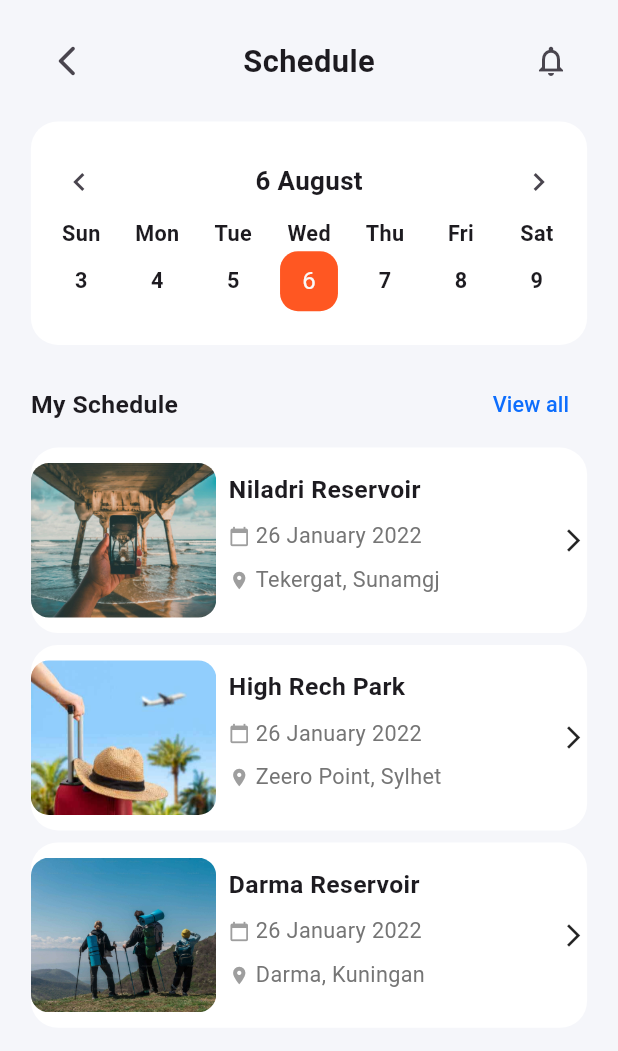
After one commit to Eectrosalaf/musaafir, a Flutter app: the CalendarScreen screen opened by its route, on a phone screen of 412 x 824 dp. The commit adds this screen. Shown: the top 1051 px of the screen. Run offline on Flutter 3.47's test engine with Material 3 defaults, Android fonts, the phone set to English and light mode, and no system bars; drawn by our look-alikes of table_calendar; our stand-ins replace cloud_firestore, firebase_auth, firebase_core, google_fonts, google_sign_in; accounts and stored records are empty.

Commit message:
calendar page implemented

```diff
--- a/lib/main.dart
+++ b/lib/main.dart
@@ -1,6 +1,7 @@
 
 import 'package:firebase_core/firebase_core.dart';
 import 'package:flutter/material.dart';
+import 'package:musaafir/screens/calendar.dart';
 import 'package:musaafir/screens/details.dart';
 import 'package:musaafir/screens/editprofile.dart';
 import 'package:musaafir/screens/forgotpassword.dart';
@@ -45,6 +46,7 @@ class MyApp extends StatelessWidget {
         '/details': (context) => const DetailsScreen(),
         '/view': (context) => const ViewScreen(),
          '/main': (context) => const MainNav(),
+         '/calendar': (context) => const CalendarScreen(),
       },
     );
   }
--- /dev/null
+++ b/lib/screens/calendar.dart
@@ -0,0 +1,292 @@
+import 'package:flutter/material.dart';
+import 'package:table_calendar/table_calendar.dart';
+import '../utils/constants.dart';
+import '../utils/screensize.dart';
+
+class CalendarScreen extends StatefulWidget {
+  const CalendarScreen({super.key});
+
+  @override
+  State<CalendarScreen> createState() => _CalendarScreenState();
+}
+
+class _CalendarScreenState extends State<CalendarScreen> {
+  DateTime _focusedDay = DateTime.now();
+  DateTime? _selectedDay;
+
+  @override
+  Widget build(BuildContext context) {
+    SizeConfig().init(context);
+
+    return Scaffold(
+      backgroundColor: const Color(0xFFF5F6FA),
+      body: SafeArea(
+        child: Padding(
+          padding: EdgeInsets.symmetric(
+            horizontal: SizeConfig.blockH! * 5,
+            vertical: SizeConfig.blockV! * 2,
+          ),
+          child: Column(
+            crossAxisAlignment: CrossAxisAlignment.start,
+            children: [
+              // Top bar
+              Row(
+                mainAxisAlignment: MainAxisAlignment.spaceBetween,
+                children: [
+                  IconButton(
+                    icon: const Icon(Icons.arrow_back_ios_new_rounded),
+                    onPressed: () => Navigator.pushNamed(context, '/main'),
+                  ),
+                  Text(
+                    "Schedule",
+                    style: TextStyle(
+                      fontWeight: FontWeight.bold,
+                      fontSize: SizeConfig.blockH! * 5,
+                    ),
+                  ),
+                  IconButton(
+                    icon: const Icon(Icons.notifications_none),
+                    onPressed: () {},
+                  ),
+                ],
+              ),
+              SizedBox(height: SizeConfig.blockV! * 2),
+              // Calendar with custom header
+              Container(
+                decoration: BoxDecoration(
+                  color: Colors.white,
+                  borderRadius: BorderRadius.circular(18),
+                ),
+                padding: EdgeInsets.symmetric(
+                  vertical: SizeConfig.blockV! * 2,
+                  horizontal: SizeConfig.blockH! * 2,
+                ),
+                child: Column(
+                  children: [
+                    // Custom header
+                    Row(
+                      mainAxisAlignment: MainAxisAlignment.spaceBetween,
+                      children: [
+                        IconButton(
+                          icon: const Icon(Icons.chevron_left),
+                          onPressed: () {
+                            setState(() {
+                              _focusedDay = _focusedDay.subtract(const Duration(days: 7));
+                            });
+                          },
+                        ),
+                        Text(
+                          "${_selectedDay?.day ?? _focusedDay.day} ${_monthName(_selectedDay ?? _focusedDay)}",
+                          style: TextStyle(
+                            fontWeight: FontWeight.bold,
+                            fontSize: SizeConfig.blockH! * 4.2,
+                          ),
+                        ),
+                        IconButton(
+                          icon: const Icon(Icons.chevron_right),
+                          onPressed: () {
+                            setState(() {
+                              _focusedDay = _focusedDay.add(const Duration(days: 7));
+                            });
+                          },
+                        ),
+                      ],
+                    ),
+                    TableCalendar(
+                      firstDay: DateTime.utc(2020, 1, 1),
+                      lastDay: DateTime.utc(2030, 12, 31),
+                      focusedDay: _focusedDay,
+                      selectedDayPredicate: (day) {
+                        return isSameDay(_selectedDay, day);
+                      },
+                      onDaySelected: (selectedDay, focusedDay) {
+                        setState(() {
+                          _selectedDay = selectedDay;
+                          _focusedDay = focusedDay;
+                        });
+                      },
+                      calendarFormat: CalendarFormat.week,
+                      headerVisible: false,
+                      daysOfWeekVisible: true,
+                      calendarStyle: CalendarStyle(
+                        todayDecoration: BoxDecoration(
+                          borderRadius: BorderRadius.circular(12),
+                          color: Colors.deepOrange,
+                          shape: BoxShape.rectangle,
+                        ),
+                        selectedDecoration: BoxDecoration(
+                          color: Colors.deepOrange,
+                          borderRadius: BorderRadius.circular(12),
+                          shape: BoxShape.rectangle,
+                        ),
+                        selectedTextStyle: const TextStyle(color: Colors.black),
+                        defaultTextStyle: TextStyle(
+                          fontWeight: FontWeight.bold,
+                          fontSize: SizeConfig.blockH! * 3.5,
+                        ),
+                        weekendTextStyle: TextStyle(
+                          fontWeight: FontWeight.bold,
+                          fontSize: SizeConfig.blockH! * 3.5,
+                        ),
+                      ),
+                      daysOfWeekStyle: DaysOfWeekStyle(
+                        weekdayStyle: TextStyle(
+                          fontWeight: FontWeight.bold,
+                          fontSize: SizeConfig.blockH! * 3.5,
+                        ),
+                        weekendStyle: TextStyle(
+                          fontWeight: FontWeight.bold,
+                          fontSize: SizeConfig.blockH! * 3.5,
+                        ),
+                      ),
+                    ),
+                  ],
+                ),
+              ),
+              SizedBox(height: SizeConfig.blockV! * 2),
+              // My Schedule Row
+              Row(
+                mainAxisAlignment: MainAxisAlignment.spaceBetween,
+                children: [
+                  Text(
+                    "My Schedule",
+                    style: TextStyle(
+                      fontWeight: FontWeight.bold,
+                      fontSize: SizeConfig.blockH! * 4,
+                    ),
+                  ),
+                  TextButton(
+                    onPressed: () {},
+                    child: Text(
+                      "View all",
+                      style: TextStyle(
+                        color: DesignColors.primaryColor,
+                        fontSize: SizeConfig.blockH! * 3.5,
+                      ),
+                    ),
+                  ),
+                ],
+              ),
+              // Schedule List
+              Expanded(
+                child: ListView(
+                  children: [
+                    _ScheduleCard(
+                      date: "26 January 2022",
+                      image: "images/aa.jpg",
+                      title: "Niladri Reservoir",
+                      location: "Tekergat, Sunamgj",
+                    ),
+                    _ScheduleCard(
+                      date: "26 January 2022",
+                      image: "images/a.jpg",
+                      title: "High Rech Park",
+                      location: "Zeero Point, Sylhet",
+                    ),
+                    _ScheduleCard(
+                      date: "26 January 2022",
+                      image: "images/aaa.jpg",
+                      title: "Darma Reservoir",
+                      location: "Darma, Kuningan",
+                    ),
+                  ],
+                ),
+              ),
+            ],
+          ),
+        ),
+      ),
+    );
+  }
+
+  String _monthName(DateTime date) {
+    const months = [
+      '', 'January', 'February', 'March', 'April', 'May', 'June',
+      'July', 'August', 'September', 'October', 'November', 'December'
+    ];
+    return months[date.month];
+  }
+}
+
+class _ScheduleCard extends StatelessWidget {
+  final String date, image, title, location;
+  const _ScheduleCard({
+    required this.date,
+    required this.image,
+    required this.title,
+    required this.location,
+  });
+
+  @override
+  Widget build(BuildContext context) {
+    return Padding(
+      padding: const EdgeInsets.only(top: 4, bottom: 4),
+      child: Container(
+        height: SizeConfig.blockH! * 30,
+        decoration: BoxDecoration(
+          color: Colors.white,
+          borderRadius: BorderRadius.circular(18),
+        ),
+        child: Row(
+          mainAxisAlignment: MainAxisAlignment.start,
+          children: [
+            ClipRRect(
+              borderRadius: BorderRadius.circular(12),
+              child: Image.asset(
+                image,
+                width: SizeConfig.blockH! * 30,
+                height: SizeConfig.blockH! * 25,
+                fit: BoxFit.cover,
+              ),
+            ),
+            SizedBox(width: SizeConfig.blockH! * 2),
+            Column(
+              mainAxisAlignment: MainAxisAlignment.start,
+              crossAxisAlignment: CrossAxisAlignment.start,
+              children: [
+                SizedBox(height: SizeConfig.blockV! * 2),
+                Text(
+                  title,
+                  style: TextStyle(
+                    fontWeight: FontWeight.bold,
+                    fontSize: SizeConfig.blockH! * 4,
+                  ),
+                ),
+                SizedBox(height: SizeConfig.blockV! * 1),
+                Row(
+                  children: [
+                    Icon(Icons.calendar_today, size: 14, color: Colors.grey),
+                    SizedBox(width: 4),
+                    Text(
+                      date,
+                      style: TextStyle(
+                        color: Colors.grey[600],
+                        fontSize: SizeConfig.blockH! * 3.5,
+                      ),
+                    ),
+                  ],
+                ),
+                SizedBox(height: SizeConfig.blockV! * 1),
+                Row(
+                  children: [
+                    Icon(Icons.location_on, size: 14, color: Colors.grey),
+                    SizedBox(width: 4),
+                    Text(
+                      location,
+                      style: TextStyle(
+                        color: Colors.grey[600],
+                        fontSize: SizeConfig.blockH! * 3.5,
+                      ),
+                    ),
+                  ],
+                ),
+              ],
+            ),
+              const Spacer(),
+              const Icon(Icons.arrow_forward_ios, size: 18),
+            ],
+          ),
+        ),
+      );
+    }
+  }
--- a/lib/screens/home.dart
+++ b/lib/screens/home.dart
@@ -273,11 +273,13 @@ class _DestinationCard extends StatelessWidget {
                   Row(
                     mainAxisAlignment: MainAxisAlignment.spaceBetween,
                     children: [
-                      Text(
-                        title,
-                        style: TextStyle(
-                          fontWeight: FontWeight.bold,
-                          fontSize: SizeConfig.blockH! * 4,
+                      Expanded(
+                        child: Text(
+                          title,
+                          style: TextStyle(
+                            fontWeight: FontWeight.bold,
+                            fontSize: SizeConfig.blockH! * 4,
+                          ),
                         ),
                       ),
 
--- a/lib/screens/mainscreen.dart
+++ b/lib/screens/mainscreen.dart
@@ -1,4 +1,5 @@
 import 'package:flutter/material.dart';
+import 'package:musaafir/screens/calendar.dart';
 import 'package:musaafir/screens/home.dart';
 import 'package:musaafir/screens/profile.dart';
 import 'package:musaafir/utils/constants.dart';
@@ -13,7 +14,7 @@ class MainNav extends StatefulWidget {
 class _MainNavState extends State<MainNav> {
   final List<Widget> screens = [
     HomeScreen(),
-    HomeScreen(),
+    CalendarScreen(),
     HomeScreen(),
     HomeScreen(),
     ProfileScreen(),
--- a/pubspec.yaml
+++ b/pubspec.yaml
@@ -40,6 +40,7 @@ dependencies:
   google_fonts:
   firebase_storage:
   google_sign_in: ^6.1.5
+  table_calendar: ^3.0.9
 
 dev_dependencies:
   flutter_test:
```
Also changed, not shown: pubspec.lock.
